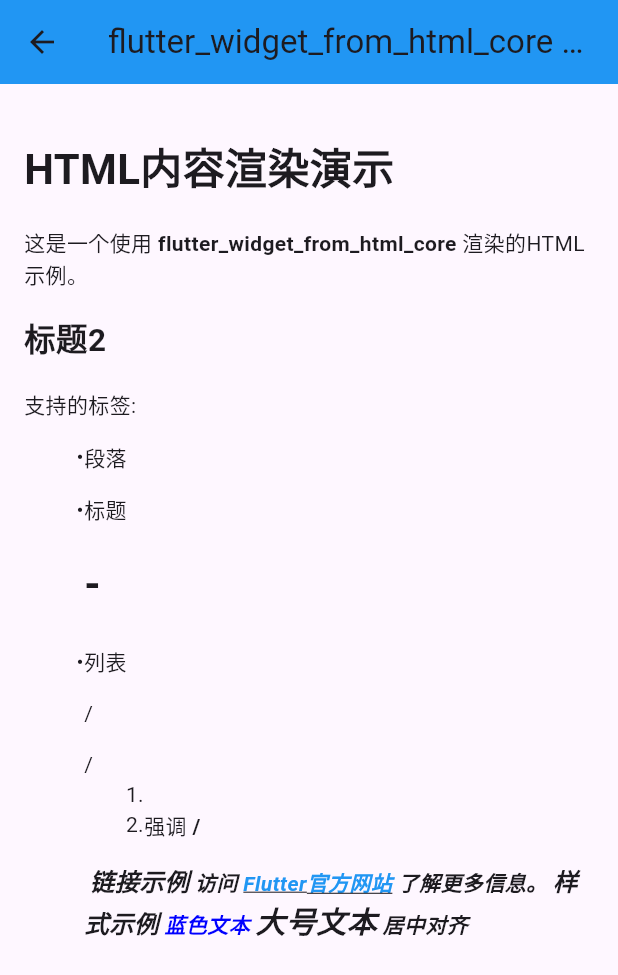
After one commit to haoyuedada/my_app_3_35, a Flutter app: the FlutterWidgetFromHtmlCoreDemo screen opened directly, on a phone screen of 412 x 824 dp. The commit adds this screen. Shown: the top 975 px of the screen. Run offline on Flutter 3.47's test engine with Material 3 defaults, Android fonts, the phone set to English and light mode, and no system bars; drawn by our look-alikes of flutter_widget_from_html_core; our stand-ins replace audioplayers, connectivity_plus, device_info_plus, flutter_local_notifications, fluttertoast, package_info_plus; missing offline and left inert: flutter_inappwebview.

Commit message:
add flutter_widget_from_html_core

```diff
--- /dev/null
+++ b/lib/samples/flutter_widget_from_html_core_demo.dart
@@ -0,0 +1,40 @@
+import 'package:flutter/material.dart';
+import 'package:flutter_widget_from_html_core/flutter_widget_from_html_core.dart';
+
+class FlutterWidgetFromHtmlCoreDemo extends StatelessWidget {
+  @override
+  Widget build(BuildContext context) {
+    return Scaffold(
+      appBar: AppBar(
+        title: Text('flutter_widget_from_html_core Demo'),
+        backgroundColor: Colors.blue,
+      ),
+      body: SingleChildScrollView(
+        padding: EdgeInsets.all(16.0),
+        child: HtmlWidget(
+          '''
+            <h1>HTML内容渲染演示</h1>
+            <p>这是一个使用 <strong>flutter_widget_from_html_core</strong> 渲染的HTML示例。</p>
+
+            <h2>标题2</h2>
+            <p>支持的标签:</p>
+            <ul>
+              <li>段落 <p></li>
+              <li>标题 <h1>-<h6></li>
+              <li>列表 <ul>/<ol>/<li></li>
+              <li>强调 <strong>/<em></li>
+            </ul>
+
+            <h3>链接示例</h3>
+            <p>访问 <a href="https://flutter.dev">Flutter官方网站</a> 了解更多信息。</p>
+
+            <h3>样式示例</h3>
+            <p style="color: blue;">蓝色文本</p>
+            <p style="font-size: 20px;">大号文本</p>
+            <p style="text-align: center;">居中对齐</p>
+          ''',
+        ),
+      ),
+    );
+  }
+}
--- a/lib/samples/library_test_home.dart
+++ b/lib/samples/library_test_home.dart
@@ -4,6 +4,7 @@ import 'connectivity_plus_demo.dart';
 import 'device_info_plus_demo.dart';
 import 'package_info_plus_demo.dart';
 import 'flutter_local_notifications_demo.dart';
+import 'flutter_widget_from_html_core_demo.dart';
 
 class LibraryTestHome extends StatefulWidget {
   @override
@@ -42,6 +43,12 @@ class _LibraryTestHomeState extends State<LibraryTestHome> {
       description: '本地通知功能演示',
       keyword: 'notification local_notifications 通知 本地通知',
       builder: (context) => FlutterLocalNotificationsDemo(),
+    ),
+    FunctionItem(
+      title: 'flutter_widget_from_html_core Demo',
+      description: 'HTML内容渲染功能演示',
+      keyword: 'html widget render html渲染 widget',
+      builder: (context) => FlutterWidgetFromHtmlCoreDemo(),
     ),
   ];
 
@@ -111,6 +118,8 @@ class _LibraryTestHomeState extends State<LibraryTestHome> {
       return Icons.info;
     } else if (title.contains('flutter_local_notifications') || title.contains('通知')) {
       return Icons.notifications;
+    } else if (title.contains('flutter_widget_from_html_core') || title.contains('html')) {
+      return Icons.description;
     }
     return Icons.apps;
   }
--- a/pubspec.yaml
+++ b/pubspec.yaml
@@ -64,6 +64,10 @@ dependencies:
       url: "https://gitee.com/openharmony-sig/fluttertpc_flutter_local_notifications.git"
       path: "flutter_local_notifications"
 
+  flutter_widget_from_html_core:
+    git:
+      url: "https://gitcode.com/openharmony-sig/flutter_widget_from_html.git"
+      path: "packages/core"
 dev_dependencies:
   flutter_test:
     sdk: flutter
```
Also changed, not shown: pubspec.lock.
